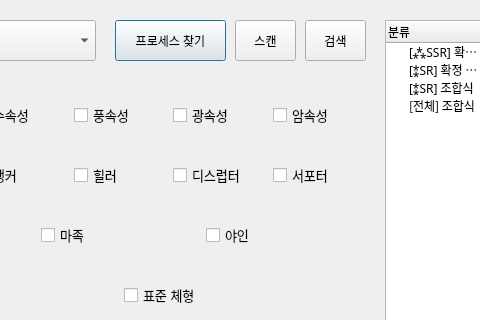
linsyay/tkfmAutoRecruitment, file tkauto/tkfm_UI.ui: the form before one commit; both pictures show x 145 to 625 and y 0 to 320 of the 1068 by 541 pixel window.
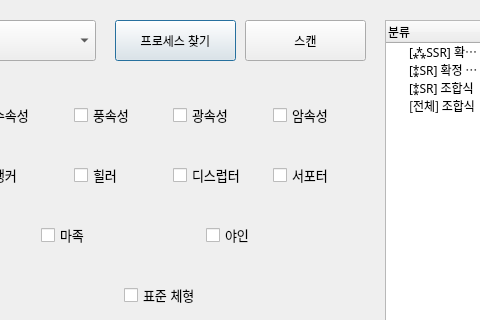
The form after the commit.

Diff of the .ui file:
```diff
--- a/tkauto/tkfm_UI.ui
+++ b/tkauto/tkfm_UI.ui
@@ -18,7 +18,7 @@
     <rect>
      <x>260</x>
      <y>20</y>
-     <width>111</width>
+     <width>121</width>
      <height>41</height>
     </rect>
    </property>
@@ -31,30 +31,12 @@
     <string>프로세스 찾기</string>
    </property>
   </widget>
-  <widget class="QPushButton" name="SerachButton">
-   <property name="geometry">
-    <rect>
-     <x>450</x>
-     <y>20</y>
-     <width>61</width>
-     <height>41</height>
-    </rect>
-   </property>
-   <property name="font">
-    <font>
-     <pointsize>9</pointsize>
-    </font>
-   </property>
-   <property name="text">
-    <string>검색</string>
-   </property>
-  </widget>
   <widget class="QPushButton" name="ScanButton">
    <property name="geometry">
     <rect>
-     <x>380</x>
+     <x>390</x>
      <y>20</y>
-     <width>61</width>
+     <width>121</width>
      <height>41</height>
     </rect>
    </property>
```
